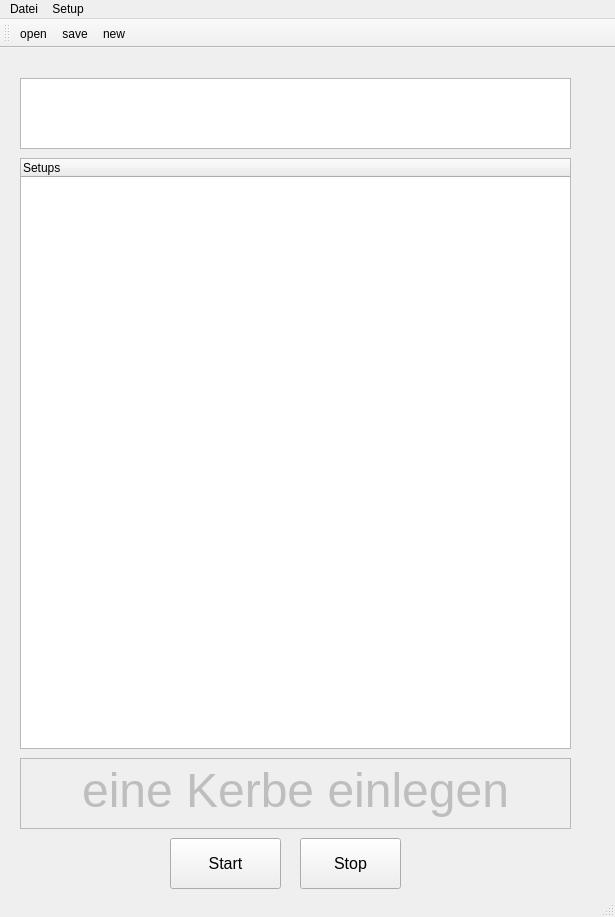
The window that QT_MainWindow_PlotterWizard.ui (hidbefra/PlotterWizard) describes before a commit, drawn with Qt 5.
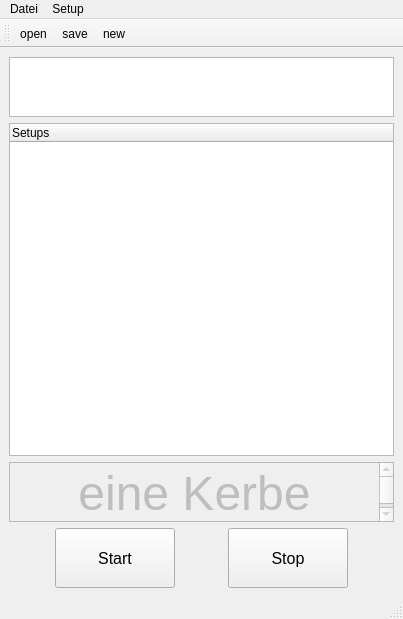
The same window after the commit. Icons and pictures are not drawn.

Diff of the .ui file:
```diff
--- a/QT_MainWindow_PlotterWizard.ui
+++ b/QT_MainWindow_PlotterWizard.ui
@@ -6,8 +6,8 @@
    <rect>
     <x>0</x>
     <y>0</y>
-    <width>615</width>
-    <height>917</height>
+    <width>403</width>
+    <height>619</height>
    </rect>
   </property>
   <property name="baseSize">
@@ -27,55 +27,44 @@
     <normaloff>:/icons/icons/laser_YXc_icon.ico</normaloff>:/icons/icons/laser_YXc_icon.ico</iconset>
   </property>
   <widget class="QWidget" name="centralwidget">
-   <widget class="QPushButton" name="pushButton_Stop">
-    <property name="geometry">
-     <rect>
-      <x>300</x>
-      <y>790</y>
-      <width>101</width>
-      <height>51</height>
-     </rect>
-    </property>
-    <property name="font">
-     <font>
-      <pointsize>12</pointsize>
-     </font>
-    </property>
-    <property name="text">
-     <string>Stop</string>
-    </property>
-   </widget>
-   <widget class="QPushButton" name="pushButton_Start">
-    <property name="geometry">
-     <rect>
-      <x>170</x>
-      <y>790</y>
-      <width>111</width>
-      <height>51</height>
-     </rect>
-    </property>
+   <layout class="QVBoxLayout" name="verticalLayout">
+    <item>
+     <widget class="QTextEdit" name="textEdit_config_Name">
+      <property name="enabled">
+       <bool>true</bool>
+      </property>
+      <property name="sizePolicy">
+       <sizepolicy hsizetype="Expanding" vsizetype="Expanding">
+        <horstretch>0</horstretch>
+        <verstretch>0</verstretch>
+       </sizepolicy>
+      </property>
+      <property name="maximumSize">
+       <size>
+        <width>16777215</width>
+        <height>60</height>
+       </size>
+      </property>
     <property name="font">
      <font>
-      <pointsize>12</pointsize>
-     </font>
-    </property>
-    <property name="text">
-     <string>Start</string>
-    </property>
-   </widget>
+        <pointsize>18</pointsize>
+       </font>
+      </property>
+      <property name="html">
+       <string>&lt;!DOCTYPE HTML PUBLIC &quot;-//W3C//DTD HTML 4.0//EN&quot; &quot;http://www.w3.org/TR/REC-html40/strict.dtd&quot;&gt;
+&lt;html&gt;&lt;head&gt;&lt;meta name=&quot;qrichtext&quot; content=&quot;1&quot; /&gt;&lt;style type=&quot;text/css&quot;&gt;
+p, li { white-space: pre-wrap; }
+&lt;/style&gt;&lt;/head&gt;&lt;body style=&quot; font-family:'MS Shell Dlg 2'; font-size:18pt; font-weight:400; font-style:normal;&quot;&gt;
+&lt;p align=&quot;center&quot; style=&quot;-qt-paragraph-type:empty; margin-top:0px; margin-bottom:0px; margin-left:0px; margin-right:0px; -qt-block-indent:0; text-indent:0px;&quot;&gt;&lt;br /&gt;&lt;/p&gt;&lt;/body&gt;&lt;/html&gt;</string>
+      </property>
+     </widget>
+    </item>
+    <item>
    <widget class="QTreeWidget" name="treeWidget_Produktion">
-    <property name="geometry">
-     <rect>
-      <x>20</x>
-      <y>110</y>
-      <width>551</width>
-      <height>591</height>
-     </rect>
-    </property>
     <property name="maximumSize">
      <size>
       <width>16777215</width>
-      <height>591</height>
+        <height>16777215</height>
      </size>
     </property>
     <property name="mouseTracking">
@@ -99,17 +88,17 @@
      </property>
     </column>
    </widget>
+    </item>
+    <item>
    <widget class="QTextEdit" name="textEdit_Statu_Meldung">
     <property name="enabled">
      <bool>false</bool>
     </property>
-    <property name="geometry">
-     <rect>
-      <x>20</x>
-      <y>710</y>
-      <width>551</width>
-      <height>71</height>
-     </rect>
+      <property name="maximumSize">
+       <size>
+        <width>16777215</width>
+        <height>60</height>
+       </size>
     </property>
     <property name="font">
      <font>
@@ -124,44 +113,100 @@
 &lt;p align=&quot;center&quot; style=&quot; margin-top:0px; margin-bottom:0px; margin-left:0px; margin-right:0px; -qt-block-indent:0; text-indent:0px;&quot;&gt;&lt;span style=&quot; font-size:36pt;&quot;&gt;eine Kerbe einlegen&lt;/span&gt;&lt;/p&gt;&lt;/body&gt;&lt;/html&gt;</string>
     </property>
    </widget>
-   <widget class="QTextEdit" name="textEdit_config_Name">
-    <property name="enabled">
-     <bool>true</bool>
-    </property>
-    <property name="geometry">
-     <rect>
-      <x>20</x>
-      <y>30</y>
-      <width>551</width>
-      <height>71</height>
-     </rect>
-    </property>
-    <property name="sizePolicy">
-     <sizepolicy hsizetype="Expanding" vsizetype="Expanding">
-      <horstretch>0</horstretch>
-      <verstretch>0</verstretch>
-     </sizepolicy>
-    </property>
+    </item>
+    <item>
+     <layout class="QHBoxLayout" name="horizontalLayout">
+      <item>
+       <spacer name="horizontalSpacer_2">
+        <property name="orientation">
+         <enum>Qt::Horizontal</enum>
+        </property>
+        <property name="sizeHint" stdset="0">
+         <size>
+          <width>40</width>
+          <height>20</height>
+         </size>
+        </property>
+       </spacer>
+      </item>
+      <item>
+       <widget class="QPushButton" name="pushButton_Start">
+        <property name="minimumSize">
+         <size>
+          <width>120</width>
+          <height>60</height>
+         </size>
+        </property>
+        <property name="maximumSize">
+         <size>
+          <width>16777215</width>
+          <height>60</height>
+         </size>
+        </property>
     <property name="font">
      <font>
-      <pointsize>18</pointsize>
-     </font>
-    </property>
-    <property name="html">
-     <string>&lt;!DOCTYPE HTML PUBLIC &quot;-//W3C//DTD HTML 4.0//EN&quot; &quot;http://www.w3.org/TR/REC-html40/strict.dtd&quot;&gt;
-&lt;html&gt;&lt;head&gt;&lt;meta name=&quot;qrichtext&quot; content=&quot;1&quot; /&gt;&lt;style type=&quot;text/css&quot;&gt;
-p, li { white-space: pre-wrap; }
-&lt;/style&gt;&lt;/head&gt;&lt;body style=&quot; font-family:'MS Shell Dlg 2'; font-size:18pt; font-weight:400; font-style:normal;&quot;&gt;
-&lt;p align=&quot;center&quot; style=&quot;-qt-paragraph-type:empty; margin-top:0px; margin-bottom:0px; margin-left:0px; margin-right:0px; -qt-block-indent:0; text-indent:0px;&quot;&gt;&lt;br /&gt;&lt;/p&gt;&lt;/body&gt;&lt;/html&gt;</string>
-    </property>
-   </widget>
+          <pointsize>12</pointsize>
+         </font>
+        </property>
+        <property name="text">
+         <string>Start</string>
+        </property>
+       </widget>
+      </item>
+      <item>
+       <spacer name="horizontalSpacer">
+        <property name="orientation">
+         <enum>Qt::Horizontal</enum>
+        </property>
+        <property name="sizeHint" stdset="0">
+         <size>
+          <width>40</width>
+          <height>20</height>
+         </size>
+        </property>
+       </spacer>
+      </item>
+      <item>
+       <widget class="QPushButton" name="pushButton_Stop">
+        <property name="minimumSize">
+         <size>
+          <width>120</width>
+          <height>60</height>
+         </size>
+        </property>
+        <property name="font">
+         <font>
+          <pointsize>12</pointsize>
+         </font>
+        </property>
+        <property name="text">
+         <string>Stop</string>
+        </property>
+       </widget>
+      </item>
+      <item>
+       <spacer name="horizontalSpacer_3">
+        <property name="orientation">
+         <enum>Qt::Horizontal</enum>
+        </property>
+        <property name="sizeHint" stdset="0">
+         <size>
+          <width>40</width>
+          <height>20</height>
+         </size>
+        </property>
+       </spacer>
+      </item>
+     </layout>
+    </item>
+   </layout>
   </widget>
   <widget class="QMenuBar" name="menubar">
    <property name="geometry">
     <rect>
      <x>0</x>
      <y>0</y>
-     <width>615</width>
+     <width>403</width>
      <height>21</height>
     </rect>
    </property>
```
Lines whose indentation alone changed are shown as unchanged.
